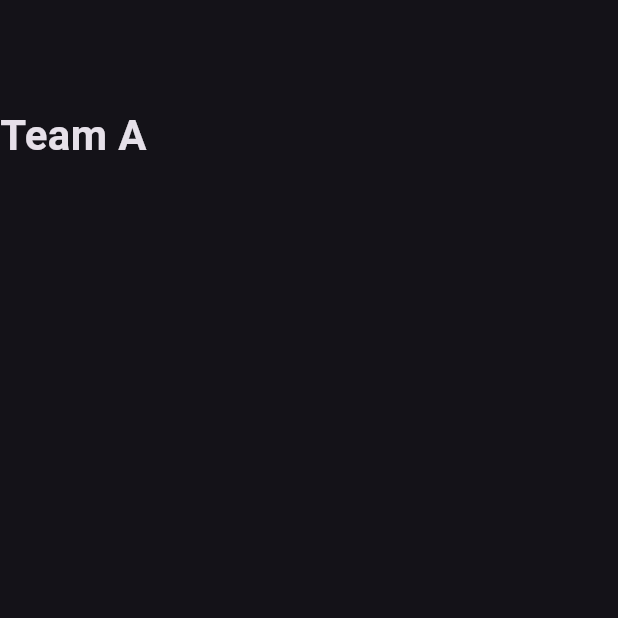
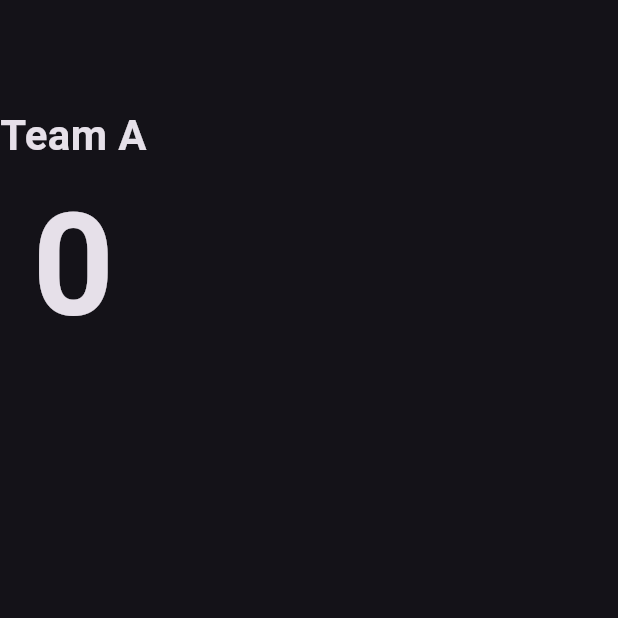
Before and after one commit to ali4hassan9ali2022/basketball_pointers_counter_app, a Flutter app: the screen it shows after launch, on a phone screen of 412 x 824 dp, the top half of it. Run offline on Flutter 3.47's test engine with Material 3 defaults, Android fonts, the phone set to English and light mode, and no system bars.

Commit message:
create pointer a

```diff
--- a/lib/main.dart
+++ b/lib/main.dart
@@ -20,12 +20,23 @@ class BasketBallPointersCounterApp extends StatelessWidget {
             ),
             Row(
               children: [
+                Column(
+                  children: [
                     Text(
                       "Team A",
                       style: TextStyle(
                         fontSize: 28,
                         fontWeight: FontWeight.bold,
                       ),
+                    ),
+                    Text(
+                      "0",
+                      style: TextStyle(
+                        fontSize: 95,
+                        fontWeight: FontWeight.bold,
+                      ),
+                    )
+                  ],
                 ),
               ],
             )
```
Lines whose indentation alone changed are shown as unchanged.
